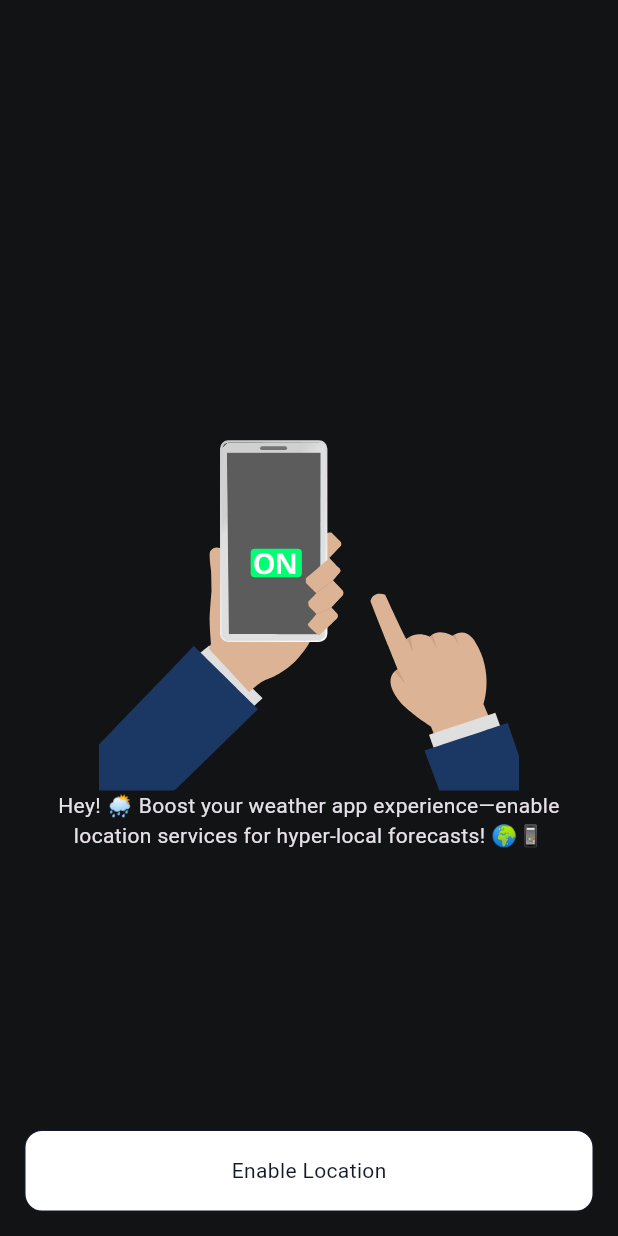
After one commit to moha-b/Clima, a Flutter app: the LocationServiceDisabledWidget screen opened directly, after a tap on "Enable Location", on a phone screen of 412 x 824 dp. The commit adds this screen. Run offline on Flutter 3.47's test engine with Material 3 defaults, Android fonts, the phone set to English and light mode, and no system bars; our stand-ins replace connectivity_plus, dio, equatable, flutter_bloc, flutter_local_notifications, fpdart and 7 more.

Commit message:
location service disable case

```diff
--- a/lib/core/helper/location_helper.dart
+++ b/lib/core/helper/location_helper.dart
@@ -96,12 +96,12 @@ class LocationHelper {
   }
 
   /// Opens the application settings.
-  Future<void> openAppSettings() async {
-    await Geolocator.openAppSettings();
+  Future<bool> openAppSettings() async {
+    return await Geolocator.openAppSettings();
   }
 
-  Future<void> openLocationSettings() async {
-    await Geolocator.openLocationSettings();
+  Future<bool> openLocationSettings() async {
+    return await Geolocator.openLocationSettings();
   }
 }
 
--- a/lib/features/landing_page/bloc/location/location_bloc.dart
+++ b/lib/features/landing_page/bloc/location/location_bloc.dart
@@ -7,13 +7,17 @@ part 'location_state.dart';
 
 class LocationBloc extends Bloc<LocationEvent, LocationState> {
   LocationBloc() : super(AskForLocationPermissionState()) {
+    on<GetLocationEvent>(_getLocation);
+    // TODO: request permission again
+
+    // enable location service
+    on<EnableLocationServiceEvent>(_enableLocationService);
+  }
+  _getLocation(GetLocationEvent event, Emitter<LocationState> emit) async {
     var locationHelper = LocationHelper.instance;
-    bool locationService, locationPermission;
-    //
-    on<GetLocationEvent>((event, emit) async {
-      locationService = await locationHelper.isLocationServiceEnabled();
+    bool locationService = await locationHelper.isLocationServiceEnabled();
     if (locationService) {
-        locationPermission = await locationHelper.checkPermission();
+      bool locationPermission = await locationHelper.checkPermission();
       if (locationPermission) {
         var position = await locationHelper.getLatLong();
         locationHelper.getPositionDetails(currentPosition: position);
@@ -25,9 +29,18 @@ class LocationBloc extends Bloc<LocationEvent, LocationState> {
         emit(LocationPermissionDeniedState());
       }
     } else {
-        // open app settings
-      }
-    });
-    // TODO: request permission again
+      emit(LocationServiceDisabledState());
     }
   }
+
+  _enableLocationService(
+      EnableLocationServiceEvent event, Emitter<LocationState> emit) async {
+    bool isSettingsOpened =
+        await LocationHelper.instance.openLocationSettings();
+    if (isSettingsOpened) {
+      _getLocation(GetLocationEvent(), emit);
+    } else {
+      emit(LocationServiceDisabledState());
+    }
+  }
+}
--- a/lib/features/landing_page/bloc/location/location_event.dart
+++ b/lib/features/landing_page/bloc/location/location_event.dart
@@ -8,3 +8,5 @@ abstract class LocationEvent extends Equatable {
 class GetLocationEvent extends LocationEvent {}
 
 class RetryPermissionEvent extends LocationEvent {}
+
+class EnableLocationServiceEvent extends LocationEvent {}
--- a/lib/features/landing_page/bloc/location/location_state.dart
+++ b/lib/features/landing_page/bloc/location/location_state.dart
@@ -4,8 +4,6 @@ abstract class LocationState extends Equatable {
   const LocationState();
   List<Object> get props => [];
 }
-
-class LocationInitial extends LocationState {}
 
 class AskForLocationPermissionState extends LocationState {}
 
@@ -20,3 +18,5 @@ class FetchCurrentLocationState extends LocationState {
 }
 
 class LocationPermissionDeniedState extends LocationState {}
+
+class LocationServiceDisabledState extends LocationState {}
--- a/lib/features/landing_page/landing_screen.dart
+++ b/lib/features/landing_page/landing_screen.dart
@@ -5,6 +5,7 @@ import 'package:clima/features/home/cubit/home_cubit.dart';
 import 'package:clima/features/home/data/repo/home_repo.dart';
 import 'package:clima/features/hourly_forecast/cubit/hourly_forecast_cubit.dart';
 import 'package:clima/features/landing_page/widgets/bottom_nav_bar_list.dart';
+import 'package:clima/features/landing_page/widgets/location_service_disabled.dart';
 import 'package:clima/features/landing_page/widgets/permission_denied_widget.dart';
 import 'package:clima/features/landing_page/widgets/screens.dart';
 import 'package:clima/features/landing_page/widgets/waiting_permission_widget.dart';
@@ -48,6 +49,8 @@ class LandingScreen extends StatelessWidget {
             return const WaitingPermissionWidget();
           } else if (state is LocationPermissionDeniedState) {
             return const PermissionDeniedWidget();
+          } else if (state is LocationServiceDisabledState) {
+            return const LocationServiceDisabledWidget();
           } else if (state is FetchCurrentLocationState) {
             return BlocBuilder<NavBarBloc, NavBarState>(
               builder: (context, state) {
--- /dev/null
+++ b/lib/features/landing_page/widgets/location_service_disabled.dart
@@ -0,0 +1,44 @@
+import 'package:clima/core/common/primary_button.dart';
+import 'package:clima/core/utils/app_colors.dart';
+import 'package:flutter/material.dart';
+import 'package:flutter_bloc/flutter_bloc.dart';
+
+import '../../../core/animations/play_lottie.dart';
+import '../../../core/utils/app_images.dart';
+import '../bloc/location/location_bloc.dart';
+
+class LocationServiceDisabledWidget extends StatelessWidget {
+  const LocationServiceDisabledWidget({
+    super.key,
+  });
+
+  @override
+  Widget build(BuildContext context) {
+    return Scaffold(
+      floatingActionButton: PrimaryButton(
+        onTap: () =>
+            context.read<LocationBloc>().add(EnableLocationServiceEvent()),
+        isBorder: true,
+        color: AppColors.white,
+        text: "Enable Location",
+      ),
+      floatingActionButtonLocation: FloatingActionButtonLocation.centerFloat,
+      body: const Center(
+        child: Padding(
+          padding: EdgeInsets.all(16),
+          child: Column(
+            mainAxisAlignment: MainAxisAlignment.center,
+            children: [
+              PlayLottie(
+                  lottie: AppLottie.locationService,
+                  isPlayBackAndForward: true),
+              Text(
+                  "Hey! 🌦️ Boost your weather app experience—enable location services for hyper-local forecasts! 🌍📱",
+                  textAlign: TextAlign.center),
+            ],
+          ),
+        ),
+      ),
+    );
+  }
+}
```
Lines whose indentation alone changed are shown as unchanged.
